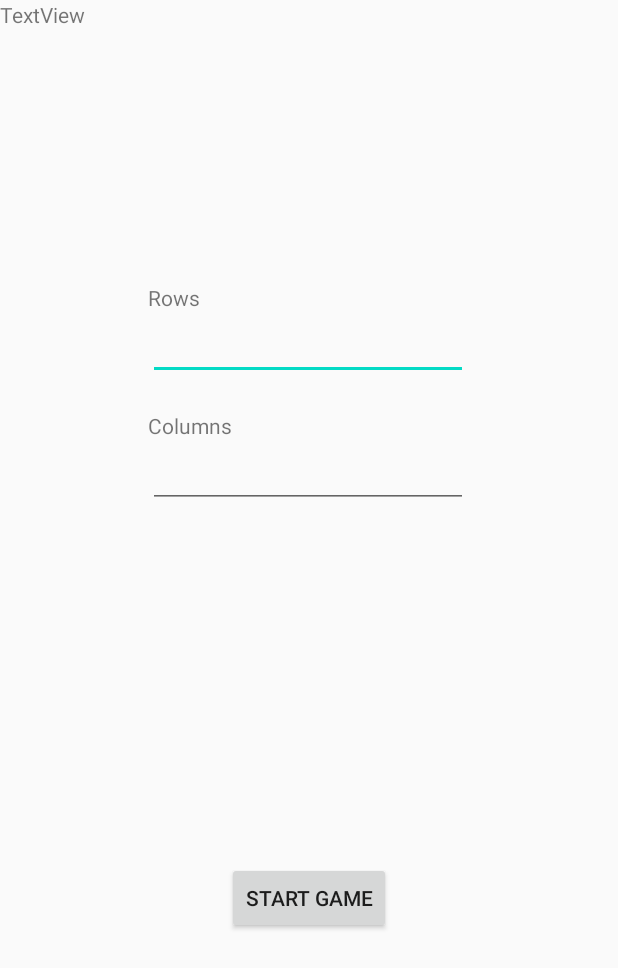
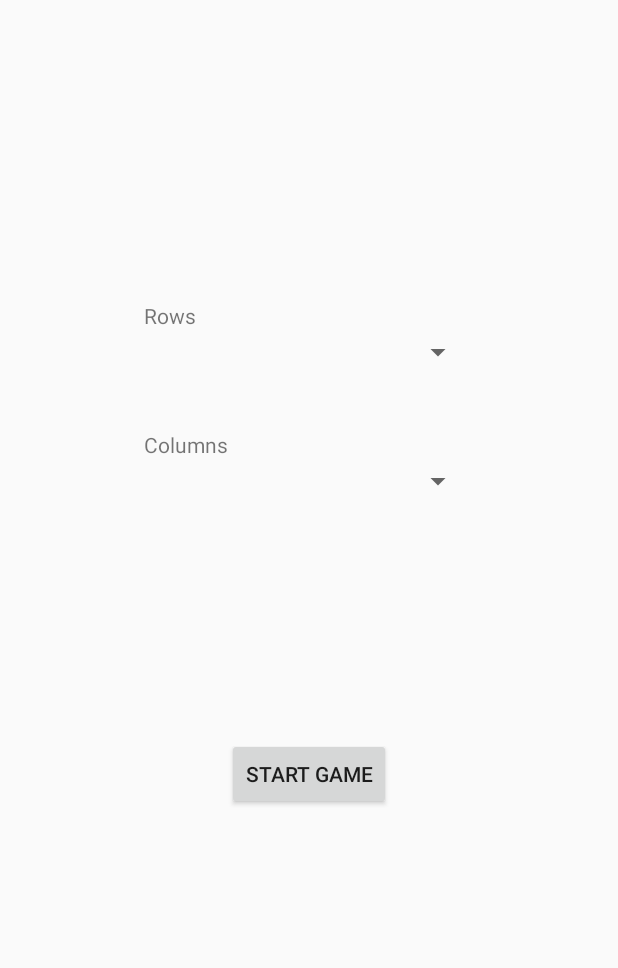
Before and after one commit to RubySpirit/MemoryGame, an Android app: the layout custom_game.xml on its own in the app's theme, with its tools: preview values and no code run, on a phone screen of 412 x 824 dp. Shown: the top 968 px of the screen. Run offline under Robolectric (Android 15) with nearby library versions, the phone set to English and light mode, and no system bars.

Commit message:
created custom game activity, added spinners

```diff
--- a/app/build.gradle
+++ b/app/build.gradle
@@ -6,7 +6,7 @@ android {
 
     defaultConfig {
         applicationId "com.spirituspoland.memogame"
-        minSdkVersion 25
+        minSdkVersion 26
         targetSdkVersion 30
         versionCode 1
         versionName "1.0"
@@ -30,4 +30,6 @@ dependencies {
     androidTestImplementation 'androidx.test.ext:junit:1.1.1'
     androidTestImplementation 'androidx.test.espresso:espresso-core:3.2.0'
 
+    compileOnly 'org.projectlombok:lombok:1.18.12'
+    annotationProcessor 'org.projectlombok:lombok:1.18.12'
 }
--- a/app/src/main/java/com/spirituspoland/memogame/MainActivity.java
+++ b/app/src/main/java/com/spirituspoland/memogame/activities/MainActivity.java
@@ -1,10 +1,12 @@
- package com.spirituspoland.memogame;
+ package com.spirituspoland.memogame.activities;
 
 import androidx.appcompat.app.AppCompatActivity;
 
 import android.content.Intent;
 import android.os.Bundle;
 import android.view.View;
+
+import com.spirituspoland.memogame.R;
 
  public class MainActivity extends AppCompatActivity {
 
@@ -17,7 +19,7 @@ import android.view.View;
 
     public void startGame(View view)
     {
-        Intent intent = new Intent(this, ChooseDifficulty.class);
+        Intent intent = new Intent(this, ChooseDifficultyActivity.class);
         startActivity(intent);
     }
 }
--- a/app/src/main/res/layout/activity_main.xml
+++ b/app/src/main/res/layout/activity_main.xml
@@ -4,7 +4,7 @@
     xmlns:tools="http://schemas.android.com/tools"
     android:layout_width="match_parent"
     android:layout_height="match_parent"
-    tools:context=".MainActivity">
+    tools:context=".activities.MainActivity">
 
     <TextView
         android:id="@+id/textView"
--- a/app/src/main/res/layout/custom_game.xml
+++ b/app/src/main/res/layout/custom_game.xml
@@ -6,60 +6,47 @@
     android:layout_width="match_parent"
     android:layout_height="match_parent">
 
-    <EditText
-        android:id="@+id/rowNumber"
+    <Button
+        android:id="@+id/startGame"
         android:layout_width="wrap_content"
         android:layout_height="wrap_content"
-        android:layout_marginTop="208dp"
-        android:ems="10"
-        android:inputType="number"
-        app:layout_constraintEnd_toEndOf="parent"
-        app:layout_constraintHorizontal_bias="0.497"
-        app:layout_constraintStart_toStartOf="parent"
-        app:layout_constraintTop_toTopOf="parent" />
-
-    <Button
-        android:id="@+id/button7"
-        android:layout_width="wrap_content"
-        android:layout_height="wrap_content"
-        android:layout_marginTop="236dp"
+        android:layout_marginTop="156dp"
+        android:onClick="createGame"
         android:text="@string/start_game"
         app:layout_constraintEnd_toEndOf="parent"
         app:layout_constraintStart_toStartOf="parent"
-        app:layout_constraintTop_toBottomOf="@+id/columnNumber" />
-
-    <EditText
-        android:id="@+id/columnNumber"
-        android:layout_width="wrap_content"
-        android:layout_height="wrap_content"
-        android:layout_marginTop="40dp"
-        android:ems="10"
-        android:inputType="number"
-        app:layout_constraintEnd_toEndOf="@+id/rowNumber"
-        app:layout_constraintStart_toStartOf="@+id/rowNumber"
-        app:layout_constraintTop_toBottomOf="@+id/rowNumber" />
-
-    <TextView
-        android:id="@+id/textView2"
-        android:layout_width="206dp"
-        android:layout_height="35dp"
-        android:text="TextView"
-        tools:layout_editor_absoluteX="100dp"
-        tools:layout_editor_absoluteY="404dp" />
+        app:layout_constraintTop_toBottomOf="@+id/columnsDropdown" />
 
     <TextView
         android:id="@+id/textView3"
         android:layout_width="wrap_content"
         android:layout_height="wrap_content"
         android:text="@string/rows"
-        app:layout_constraintBottom_toTopOf="@+id/rowNumber"
-        app:layout_constraintStart_toStartOf="@+id/rowNumber" />
+        app:layout_constraintBottom_toTopOf="@+id/rowsDropdown"
+        app:layout_constraintStart_toStartOf="@+id/rowsDropdown" />
 
     <TextView
         android:id="@+id/textView4"
         android:layout_width="wrap_content"
         android:layout_height="wrap_content"
         android:text="@string/columns"
-        app:layout_constraintBottom_toTopOf="@+id/columnNumber"
-        app:layout_constraintStart_toStartOf="@+id/columnNumber" />
+        app:layout_constraintBottom_toTopOf="@+id/columnsDropdown"
+        app:layout_constraintStart_toStartOf="@+id/columnsDropdown" />
+
+    <Spinner
+        android:id="@+id/rowsDropdown"
+        android:layout_width="220dp"
+        android:layout_height="30dp"
+        android:layout_marginTop="220dp"
+        app:layout_constraintEnd_toEndOf="parent"
+        app:layout_constraintStart_toStartOf="parent"
+        app:layout_constraintTop_toTopOf="parent" />
+
+    <Spinner
+        android:id="@+id/columnsDropdown"
+        android:layout_width="220dp"
+        android:layout_height="30dp"
+        android:layout_marginTop="56dp"
+        app:layout_constraintStart_toStartOf="@+id/rowsDropdown"
+        app:layout_constraintTop_toBottomOf="@+id/rowsDropdown" />
 </androidx.constraintlayout.widget.ConstraintLayout>
--- a/build.gradle
+++ b/build.gradle
@@ -6,7 +6,6 @@ buildscript {
     }
     dependencies {
         classpath "com.android.tools.build:gradle:4.0.1"
-
         // NOTE: Do not place your application dependencies here; they belong
         // in the individual module build.gradle files
     }
```
Also changed, not shown: app/src/main/AndroidManifest.xml (+4 -4 lines), app/src/main/java/com/spirituspoland/memogame/ChooseDifficulty.java (deleted, +0 -30 lines), app/src/main/java/com/spirituspoland/memogame/CustomGame.java (deleted, +0 -14 lines), app/src/main/java/com/spirituspoland/memogame/Game.java (deleted, +0 -14 lines), app/src/main/java/com/spirituspoland/memogame/activities/ChooseDifficultyActivity.java (added, +56 -0 lines), app/src/main/java/com/spirituspoland/memogame/activities/CustomGameActivity.java (added, +53 -0 lines), app/src/main/java/com/spirituspoland/memogame/activities/GameActivity.java (added, +30 -0 lines), app/src/main/java/com/spirituspoland/memogame/data/GameDifficulty.java (added, +8 -0 lines), app/src/main/res/layout/choose_dificulty.xml (+32 -17 lines).
